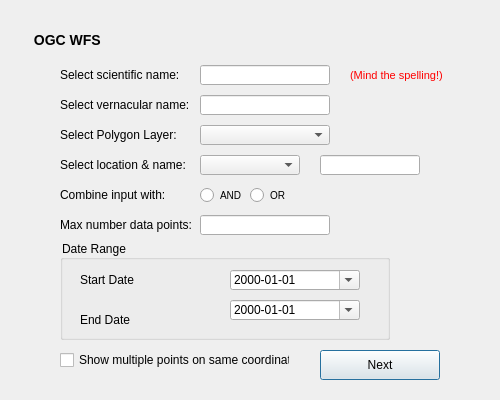
Before: the Qt Designer form WFS_search.ui in albabjorkman/GIT-project, drawn with Qt 5.
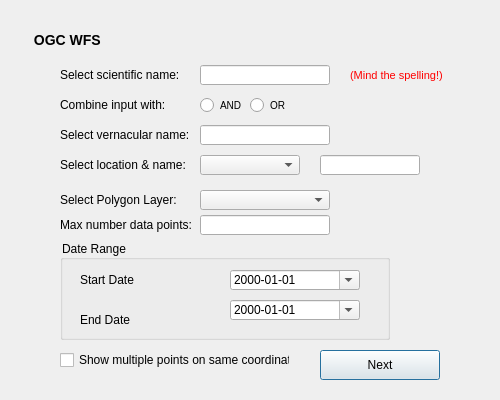
After: the same form once the commit is applied.

```diff
--- a/WFS_search.ui
+++ b/WFS_search.ui
@@ -96,7 +96,7 @@
    <property name="geometry">
     <rect>
      <x>60</x>
-     <y>90</y>
+     <y>120</y>
      <width>130</width>
      <height>30</height>
     </rect>
@@ -117,7 +117,7 @@
    <property name="geometry">
     <rect>
      <x>200</x>
-     <y>95</y>
+     <y>125</y>
      <width>130</width>
      <height>20</height>
     </rect>
@@ -129,7 +129,7 @@
    <property name="geometry">
     <rect>
      <x>60</x>
-     <y>120</y>
+     <y>185</y>
      <width>130</width>
      <height>30</height>
     </rect>
@@ -150,7 +150,7 @@
    <property name="geometry">
     <rect>
      <x>200</x>
-     <y>125</y>
+     <y>190</y>
      <width>130</width>
      <height>20</height>
     </rect>
@@ -207,7 +207,7 @@
    <property name="geometry">
     <rect>
      <x>60</x>
-     <y>180</y>
+     <y>90</y>
      <width>120</width>
      <height>30</height>
     </rect>
@@ -228,7 +228,7 @@
    <property name="geometry">
     <rect>
      <x>200</x>
-     <y>185</y>
+     <y>95</y>
      <width>80</width>
      <height>20</height>
     </rect>
@@ -249,7 +249,7 @@
    <property name="geometry">
     <rect>
      <x>250</x>
-     <y>185</y>
+     <y>95</y>
      <width>80</width>
      <height>20</height>
     </rect>
```
